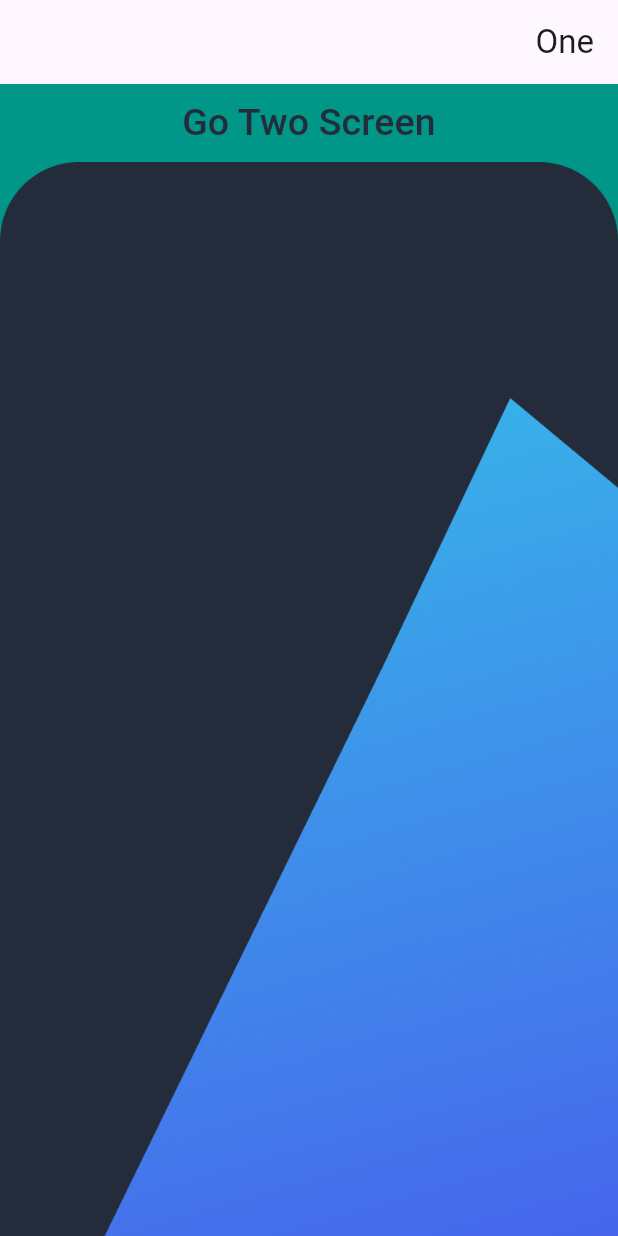
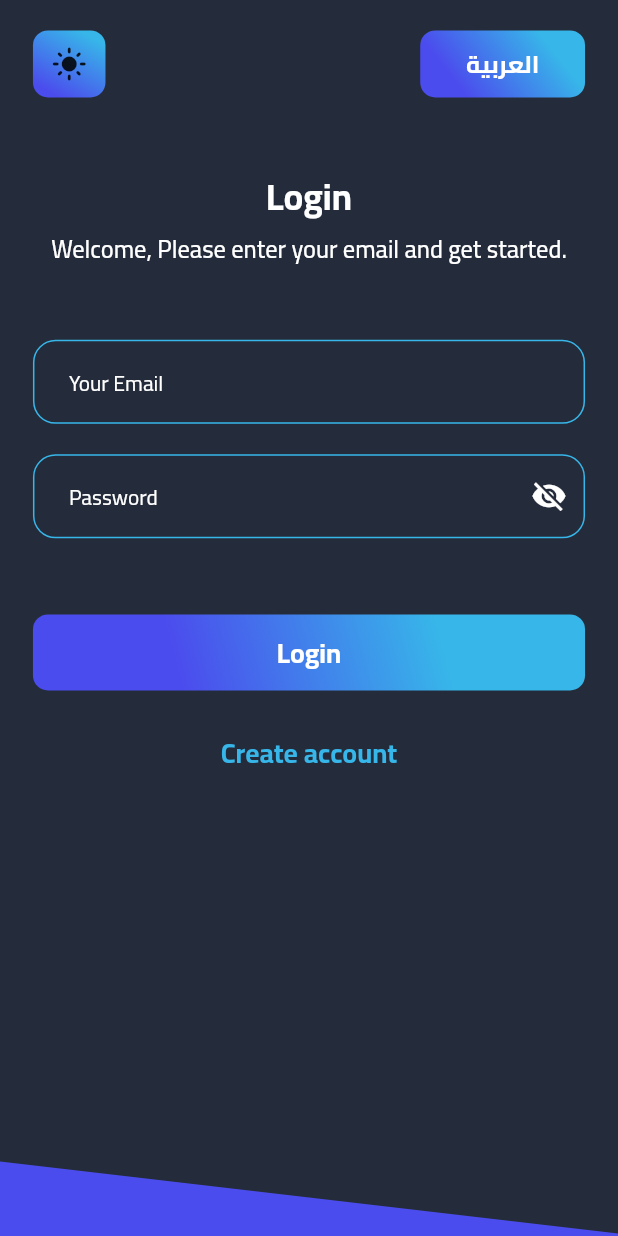
Before and after one commit to MenaAymanSedki/shop_graphql_freezed_apis, a Flutter app: the screen it shows after launch, on a phone screen of 412 x 824 dp. Run offline on Flutter 3.47's test engine with Material 3 defaults, Android fonts, the phone set to English and light mode, and no system bars; our stand-ins replace animate_do, connectivity_plus, firebase_core, flutter_screenutil; accounts and stored records are empty.

Commit message:
login ui done

```diff
--- a/lib/core/app/style/themes/app_theme.dart
+++ b/lib/core/app/style/themes/app_theme.dart
@@ -21,7 +21,7 @@ ThemeData themeDark() {
 
 ThemeData themeLight() {
   return ThemeData(
-    extensions: <ThemeExtension<dynamic>>[MyColors.light,MyAssets.light],
+    extensions: <ThemeExtension<dynamic>>[MyColors.light, MyAssets.light],
     useMaterial3: true,
     textTheme: TextTheme(
       displaySmall: TextStyle(
--- /dev/null
+++ b/lib/core/features/auth/presentation/refactors/auth_custom_painter.dart
@@ -0,0 +1,31 @@
+import 'package:flutter/material.dart';
+
+class AuthCustomPainter extends CustomPainter {
+  AuthCustomPainter({required this.gradient, super.repaint});
+
+  final LinearGradient gradient;
+  @override
+  void paint(Canvas canvas, Size size) {
+    final paint = Paint()
+      ..shader = gradient.createShader(
+        Rect.fromPoints(Offset.zero, Offset(0, size.height)),
+      );
+    final path = Path();
+    _pathChoeses(path, size);
+
+    canvas.drawPath(path, paint);
+  }
+
+  void _pathChoeses(Path path, Size size) {
+    path
+      ..moveTo(size.width * -0.0345067, size.height * 0.6583005)
+      ..lineTo(size.width * 1.0372800, size.height * 1.0012192)
+      ..lineTo(size.width * 1.0394667, size.height * 1.0054064)
+      ..lineTo(size.width * -0.0378133, size.height * 0.9998645);
+  }
+
+  @override
+  bool shouldRepaint(covariant CustomPainter oldDelegate) {
+    return false;
+  }
+}
--- /dev/null
+++ b/lib/core/features/auth/presentation/refactors/login_body.dart
@@ -0,0 +1,54 @@
+import 'package:flutter/material.dart';
+import 'package:flutter_screenutil/flutter_screenutil.dart';
+import 'package:shop_advanced_graphql/core/app/common/animations/animate_do.dart';
+import 'package:shop_advanced_graphql/core/app/style/fonts/font_weight_helper.dart';
+import 'package:shop_advanced_graphql/core/extensions/context_extension.dart';
+import 'package:shop_advanced_graphql/core/features/auth/presentation/refactors/auth_custom_painter.dart';
+import 'package:shop_advanced_graphql/core/features/auth/presentation/widgets/auth_title_info.dart';
+import 'package:shop_advanced_graphql/core/features/auth/presentation/widgets/dark_and_lang_buttons.dart';
+import 'package:shop_advanced_graphql/core/features/auth/presentation/widgets/login/login_button.dart';
+import 'package:shop_advanced_graphql/core/features/auth/presentation/widgets/login/login_text_form.dart';
+import 'package:shop_advanced_graphql/core/language/lang_keys.dart';
+import 'package:shop_advanced_graphql/core/widgets/text_app.dart';
+
+class LoginBody extends StatelessWidget {
+  const LoginBody({super.key});
+
+  @override
+  Widget build(BuildContext context) {
+    return Padding(
+      padding: EdgeInsets.symmetric(horizontal: 20.w, vertical: 20.h),
+      child: SingleChildScrollView(
+        child: Column(
+          children: [
+            // Add your login form widgets here Dark mode and language support
+            DarkAndLangButtons(),
+            // welcome Info
+            SizedBox(height: 50.h),
+            AuthTitleInfo(
+              // use context translate in any text understand save
+              title: context.translate(LangKeys.login),
+              description: context.translate(LangKeys.welcome),
+            ),
+            // login form
+            SizedBox(height: 50.h),
+            LoginTextForm(),
+            SizedBox(height: 50.h),
+            // login button
+            LoginButton(),
+            SizedBox(height: 30.h,),
+            // Go to Signup Screen
+            CustomFadeInDown(
+              duration: 400,
+              child: TextApp(text: context.translate(LangKeys.createAccount), theme: context.textStyle.copyWith(
+                fontWeight: FontWeightHelper.bold,
+                fontSize: 18.sp,
+                color: context.color.bluePinkLight
+              )),
+            )
+          ],
+        ),
+      ),
+    );
+  }
+}
--- /dev/null
+++ b/lib/core/features/auth/presentation/screens/login_screen.dart
@@ -0,0 +1,29 @@
+import 'package:flutter/material.dart';
+import 'package:shop_advanced_graphql/core/extensions/context_extension.dart';
+import 'package:shop_advanced_graphql/core/features/auth/presentation/refactors/auth_custom_painter.dart';
+import 'package:shop_advanced_graphql/core/features/auth/presentation/refactors/login_body.dart';
+
+class LoginScreen extends StatelessWidget {
+  const LoginScreen({super.key});
+
+  @override
+  Widget build(BuildContext context) {
+    return Scaffold(
+      bottomNavigationBar: CustomPaint(
+        size: Size(double.infinity, 150),
+        painter: AuthCustomPainter(
+          gradient: LinearGradient(
+            colors: [
+              context.color.bluePinkLight!,
+              context.color.bluePinkLight!,
+              context.color.bluePinkLight!,
+              context.color.bluePinkDark!,
+
+            ],
+          ),
+        ),
+      ),
+      body: LoginBody(),
+    );
+  }
+}
--- /dev/null
+++ b/lib/core/features/auth/presentation/widgets/auth_title_info.dart
@@ -0,0 +1,34 @@
+import 'package:flutter/material.dart';
+import 'package:flutter_screenutil/flutter_screenutil.dart';
+import 'package:shop_advanced_graphql/core/app/common/animations/animate_do.dart';
+import 'package:shop_advanced_graphql/core/app/style/fonts/font_weight_helper.dart';
+import 'package:shop_advanced_graphql/core/extensions/context_extension.dart';
+import 'package:shop_advanced_graphql/core/widgets/text_app.dart';
+
+class AuthTitleInfo extends StatelessWidget {
+  final String title;
+  final String description;
+  const AuthTitleInfo(
+      {super.key, required this.title, required this.description});
+
+  @override
+  Widget build(BuildContext context) {
+    return CustomFadeInDown(
+      duration: 400,
+      child: Column(
+        children: [
+          TextApp(
+              text: title,
+              theme: context.textStyle
+                  .copyWith(fontSize: 24.sp, color: context.color.textColor,fontWeight: FontWeightHelper.bold)),
+          SizedBox(height: 10.h),
+          TextApp(
+            textAlign: TextAlign.center,
+              text: description,
+              theme: context.textStyle
+                  .copyWith(fontSize: 16.sp, color: context.color.textColor,fontWeight: FontWeightHelper.medium)),
+        ],
+      ),
+    );
+  }
+}
--- /dev/null
+++ b/lib/core/features/auth/presentation/widgets/dark_and_lang_buttons.dart
@@ -0,0 +1,39 @@
+import 'package:flutter/material.dart';
+import 'package:flutter_screenutil/flutter_screenutil.dart';
+import 'package:shop_advanced_graphql/core/app/common/animations/animate_do.dart';
+import 'package:shop_advanced_graphql/core/app/style/fonts/font_weight_helper.dart';
+import 'package:shop_advanced_graphql/core/extensions/context_extension.dart';
+import 'package:shop_advanced_graphql/core/language/lang_keys.dart';
+import 'package:shop_advanced_graphql/core/widgets/custom_linear_button.dart';
+import 'package:shop_advanced_graphql/core/widgets/text_app.dart';
+
+class DarkAndLangButtons extends StatelessWidget {
+  const DarkAndLangButtons({super.key});
+
+  @override
+  Widget build(BuildContext context) {
+    return Row(
+      mainAxisAlignment: MainAxisAlignment.spaceBetween,
+      children: [
+        CustomFadeInRight(
+          duration: 400,
+          child: CustomLinearButton(onPressed: () {
+            // Handle dark mode toggle
+          }, child: const Icon(Icons.light_mode_rounded)),
+        ),
+        CustomFadeInLeft(
+          duration: 400,
+          child: CustomLinearButton(
+            height: 44.h,
+            width: 100.w,
+            onPressed: () {
+            // Handle language selection
+          }, child: TextApp(text: context.translate(LangKeys.language), theme: context.textStyle.copyWith(
+            fontWeight: FontWeightHelper.bold, fontSize: 16.sp,
+
+          ))),
+        ),
+      ],
+    );
+  }
+  }
--- /dev/null
+++ b/lib/core/features/auth/presentation/widgets/login/login_button.dart
@@ -0,0 +1,28 @@
+import 'package:flutter/material.dart';
+import 'package:flutter_screenutil/flutter_screenutil.dart';
+import 'package:shop_advanced_graphql/core/app/common/animations/animate_do.dart';
+import 'package:shop_advanced_graphql/core/app/style/fonts/font_weight_helper.dart';
+import 'package:shop_advanced_graphql/core/extensions/context_extension.dart';
+import 'package:shop_advanced_graphql/core/language/lang_keys.dart';
+import 'package:shop_advanced_graphql/core/widgets/custom_linear_button.dart';
+import 'package:shop_advanced_graphql/core/widgets/text_app.dart';
+
+class LoginButton extends StatelessWidget {
+  const LoginButton({super.key});
+
+  @override
+  Widget build(BuildContext context) {
+    return CustomFadeInRight(
+      duration: 600,
+
+      child: CustomLinearButton(
+        height: 50.h,
+        width: MediaQuery.of(context).size.width,
+        onPressed: () {}, child: TextApp(text: context.translate(LangKeys.login), theme: context.textStyle.copyWith(
+        fontWeight: FontWeightHelper.bold,
+        fontSize: 18.sp,
+
+      ))),
+    );
+  }
+}
--- /dev/null
+++ b/lib/core/features/auth/presentation/widgets/login/login_text_form.dart
@@ -0,0 +1,62 @@
+import 'package:flutter/material.dart';
+import 'package:flutter_screenutil/flutter_screenutil.dart';
+import 'package:shop_advanced_graphql/core/app/common/animations/animate_do.dart';
+import 'package:shop_advanced_graphql/core/extensions/context_extension.dart';
+import 'package:shop_advanced_graphql/core/language/lang_keys.dart';
+import 'package:shop_advanced_graphql/core/utils/app_regex.dart';
+import 'package:shop_advanced_graphql/core/widgets/custom_text_field.dart';
+
+class LoginTextForm extends StatefulWidget {
+  const LoginTextForm({super.key});
+
+  @override
+  State<LoginTextForm> createState() => _LoginTextFormState();
+}
+
+class _LoginTextFormState extends State<LoginTextForm> {
+  bool isShowPassword = true;
+  @override
+  Widget build(BuildContext context) {
+    return Form(child: Column(
+      children: [
+        CustomFadeInRight(
+          duration: 400,
+          child: CustomTextField(
+            controller: TextEditingController(),
+            hintText: context.translate(LangKeys.email),
+            keyboardType: TextInputType.emailAddress,
+            validator: (value) {
+              if (!AppRegex.isEmailValid('')) {
+                return context.translate(LangKeys.validEmail);
+              }
+              return null;
+            },
+          ),
+        ),
+        SizedBox(height: 20.h),
+        CustomFadeInRight(
+          duration: 400,
+          child: CustomTextField(
+
+            controller: TextEditingController(),
+            hintText: context.translate(LangKeys.password),
+            obscureText: true,
+            keyboardType: TextInputType.visiblePassword,
+            validator: (value) {
+              if (value == null || value.isEmpty || value.length < 6) {
+                return context.translate(LangKeys.validPasswrod);
+              }
+              return null;
+            },
+            suffixIcon: IconButton(onPressed: () {
+              setState(() {
+                isShowPassword = !isShowPassword;
+              });
+            }, icon: isShowPassword ? Icon(Icons.visibility_off,color: context.color.textColor,) : Icon(Icons.visibility,color: context.color.textColor,)),
+          ),
+
+        ),
+      ],
+    ));
+  }
+}
--- a/lib/core/routes/app_routes.dart
+++ b/lib/core/routes/app_routes.dart
@@ -1,22 +1,21 @@
 import 'package:flutter/material.dart';
 import 'package:shop_advanced_graphql/core/app/common/screens/under_build_screen.dart';
+import 'package:shop_advanced_graphql/core/features/auth/presentation/screens/login_screen.dart';
 import 'package:shop_advanced_graphql/core/routes/base_route.dart';
-import 'package:shop_advanced_graphql/test_one_screen.dart';
-import 'package:shop_advanced_graphql/test_two_screen.dart';
 
 class AppRoutes {
-  static const String testOne = 'testOne';
+  static const String login = 'login';
   static const String testTwo = 'testTwo';
 
   static Route<void> onGenerateRoute(RouteSettings settings){
 
     final args = settings.arguments;
     switch (settings.name) {
-      case testOne:
-      return BaseRoute(page: TestOneScreen());
+      case login:
+      return BaseRoute(page: LoginScreen());
 
       case testTwo:
-      return BaseRoute(page: TestTwoScreen());
+      return BaseRoute(page: LoginScreen());
 
       default:
       return BaseRoute(page: PageUnderBuildScreen());
--- /dev/null
+++ b/lib/core/utils/app_regex.dart
@@ -0,0 +1,12 @@
+class AppRegex {
+  static bool isEmailValid(String email) {
+    return RegExp(r'^.+@[a-zA-Z]+\.{1}[a-zA-Z]+(\.{0,1}[a-zA-Z]+)$')
+        .hasMatch(email);
+  }
+
+  static bool isPasswordValid(String password) {
+    return RegExp(
+      r'^(?=.*[a-z])(?=.*[A-Z])(?=.*\d)(?=.*[@$!%*?&])[A-Za-z\d@$!%*?&]{8,}$',
+    ).hasMatch(password);
+  }
+}
--- a/lib/mena_store_app.dart
+++ b/lib/mena_store_app.dart
@@ -3,6 +3,8 @@ import 'package:flutter_screenutil/flutter_screenutil.dart';
 import 'package:shop_advanced_graphql/core/app/common/screens/no_network_Screen.dart';
 import 'package:shop_advanced_graphql/core/app/connectvity_controller.dart';
 import 'package:shop_advanced_graphql/core/app/style/themes/app_theme.dart';
+import 'package:shop_advanced_graphql/core/app/style/themes/color_extension.dart';
+import 'package:shop_advanced_graphql/core/extensions/context_extension.dart';
 import 'package:shop_advanced_graphql/core/language/app_localizations_setup.dart';
 import 'package:shop_advanced_graphql/core/routes/app_routes.dart';
 
@@ -20,11 +22,15 @@ class MenaStoreApp extends StatelessWidget {
             minTextAdapt: true,
             child: MaterialApp(
               title: 'Mena Store',
-              locale: Locale('ar'),
+              locale: Locale('en'),
               supportedLocales: AppLocalizationsSetup.supportedLocales,
               localeResolutionCallback: AppLocalizationsSetup.localeResolutionCallback,
               localizationsDelegates:AppLocalizationsSetup.localizationsDelegates,
-              theme: themeDark(),
+              // iwant main color there toogle with light or dark
+              themeMode: ThemeMode.system,
+              theme: themeDark().copyWith(
+                scaffoldBackgroundColor: Color(0xFF242C3B)
+              ),
               builder: (context, widget) {
                 return GestureDetector(
                   onTap: (){
@@ -39,7 +45,7 @@ class MenaStoreApp extends StatelessWidget {
                 );
               },
               onGenerateRoute: AppRoutes.onGenerateRoute,
-              initialRoute: AppRoutes.testOne,
+              initialRoute: AppRoutes.login,
             ),
           );
 
--- a/lib/test_one_screen.dart
+++ /dev/null
@@ -1,36 +0,0 @@
-import 'package:flutter/material.dart';
-import 'package:shop_advanced_graphql/core/extensions/context_extension.dart';
-import 'package:shop_advanced_graphql/core/language/lang_keys.dart';
-import 'package:shop_advanced_graphql/core/routes/app_routes.dart';
-
-class TestOneScreen extends StatelessWidget {
-  const TestOneScreen({super.key});
-
-  @override
-  Widget build(BuildContext context) {
-    return Scaffold(
-      backgroundColor: Colors.teal,
-      appBar: AppBar(
-        title: const Text('One'),
-      ),
-      body: Column(
-        children: [
-          TextButton(onPressed: (){
-            context.pushNamed(AppRoutes.testTwo);
-
-          }, child:  Text('Go Two Screen',style: TextStyle(
-            color: context.color.mainColor,
-            fontSize: 25,
-          ),)),
-          Image.asset(context.assets.homeBg??''),
-
-           Text(
-            context.translate(LangKeys.appName),style: TextStyle(
-              color: Colors.black,
-              fontSize: 40,
-            ),),
-        ],
-      ),
-    );
-  }
-}
--- a/lib/test_two_screen.dart
+++ /dev/null
@@ -1,15 +0,0 @@
-import 'package:flutter/material.dart';
-
-class TestTwoScreen extends StatelessWidget {
-  const TestTwoScreen({super.key});
-
-  @override
-  Widget build(BuildContext context) {
-    return Scaffold(
-
-      appBar: AppBar(
-        title: const Text('Two'),
-      ),
-    );
-  }
-}
```
Also changed, not shown: lib/core/features/auth/presentation/screens/sign_up_screen.dart (added).
